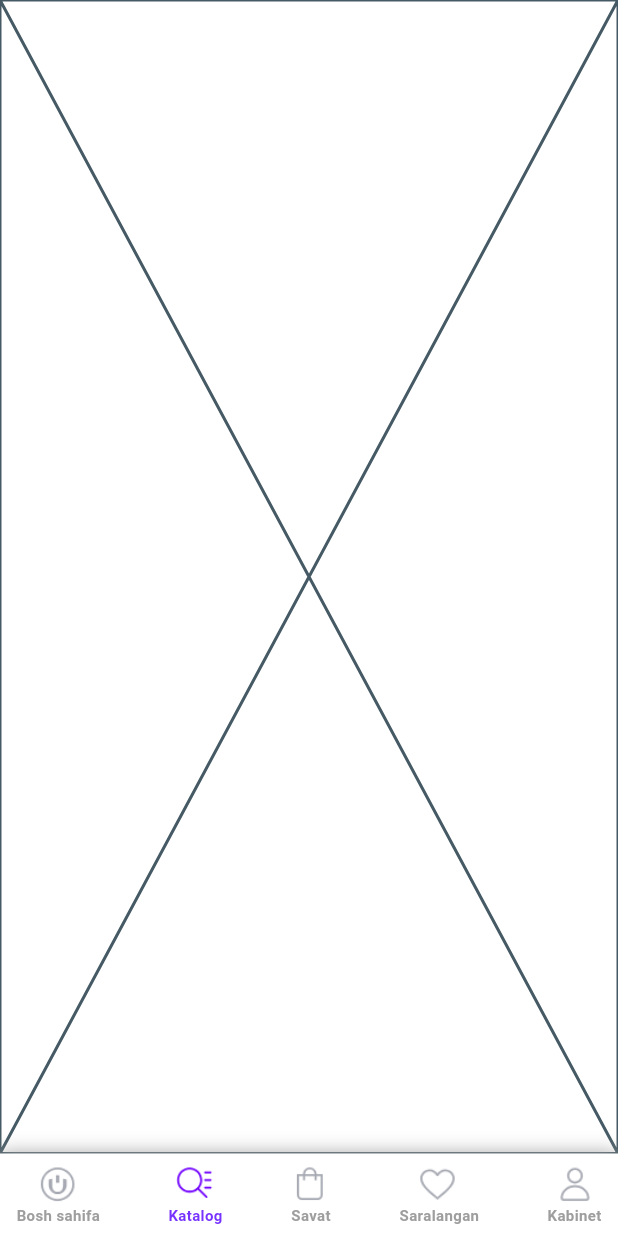
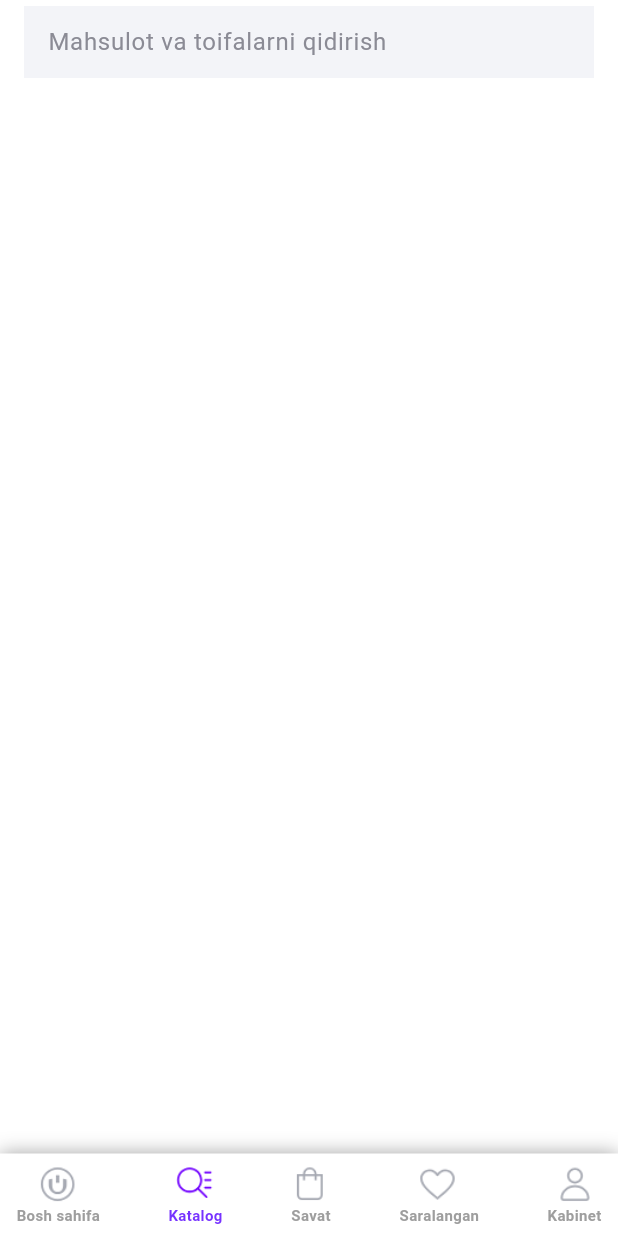
Before and after one commit to Online-tech-shop/tech_shop, a Flutter app: the screen it shows after launch, item 2 of the bottom bar chosen, on a phone screen of 412 x 824 dp. Run offline on Flutter 3.47's test engine with Material 3 defaults, Android fonts, the phone set to English and light mode, and no system bars; our stand-ins replace carousel_slider, flutter_screenutil, gap; network calls fail.

Commit message:
catalog screen

```diff
--- /dev/null
+++ b/lib/views/screens/home_screen/views/catalog_screen.dart
@@ -0,0 +1,37 @@
+import 'package:flutter/material.dart';
+import 'package:tech_shop/views/screens/home_screen/widgets/search_page_widget.dart';
+
+class CatalogScreen extends StatefulWidget {
+  const CatalogScreen({super.key});
+
+  @override
+  State<CatalogScreen> createState() => _CatalogScreenState();
+}
+
+class _CatalogScreenState extends State<CatalogScreen> {
+  @override
+  Widget build(BuildContext context) {
+    return Scaffold(
+      appBar: AppBar(
+        title: SizedBox(
+          child: TextField(
+            onTap: () => Navigator.of(context).push(
+              MaterialPageRoute(
+                builder: (context) => const SearchPageWidget(),
+              ),
+            ),
+            scrollPadding: const EdgeInsets.all(10),
+            decoration: const InputDecoration(
+                filled: true,
+                fillColor: Color(0xffF3F4F8),
+                hintStyle: TextStyle(
+                  color: Color(0xff8B8B95),
+                ),
+                hintText: "Mahsulot va toifalarni qidirish",
+                border: InputBorder.none),
+          ),
+        ),
+      ),
+    );
+  }
+}
--- a/lib/views/screens/home_screen/views/main_screen.dart
+++ b/lib/views/screens/home_screen/views/main_screen.dart
@@ -1,7 +1,7 @@
 import 'package:flutter/material.dart';
 import 'package:flutter_screenutil/flutter_screenutil.dart';
 import 'package:tech_shop/views/screens/home_screen/views/home_screen.dart';
-import 'package:tech_shop/views/screens/home_screen/views/search_screen.dart';
+import 'package:tech_shop/views/screens/home_screen/views/catalog_screen.dart';
 import 'package:tech_shop/views/screens/home_screen/widgets/custom_tab_box_button.dart';
 
 class MainScreen extends StatefulWidget {
@@ -15,7 +15,7 @@ class _MainScreenState extends State<MainScreen> {
   int _currentIndex = 0;
   final List<Widget> _pages = [
     HomeScreen(),
-    SearchScreen(),
+    CatalogScreen(),
     Placeholder(),
     Placeholder(),
     Placeholder(),
--- a/lib/views/screens/home_screen/views/search_screen.dart
+++ /dev/null
@@ -1,15 +0,0 @@
-import 'package:flutter/material.dart';
-
-class SearchScreen extends StatefulWidget {
-  const SearchScreen({super.key});
-
-  @override
-  State<SearchScreen> createState() => _SearchScreenState();
-}
-
-class _SearchScreenState extends State<SearchScreen> {
-  @override
-  Widget build(BuildContext context) {
-    return Placeholder();
-  }
-}
--- /dev/null
+++ b/lib/views/screens/home_screen/widgets/search_page_widget.dart
@@ -0,0 +1,10 @@
+import 'package:flutter/material.dart';
+
+class SearchPageWidget extends StatelessWidget {
+  const SearchPageWidget({super.key});
+
+  @override
+  Widget build(BuildContext context) {
+    return const Placeholder();
+  }
+}
```
